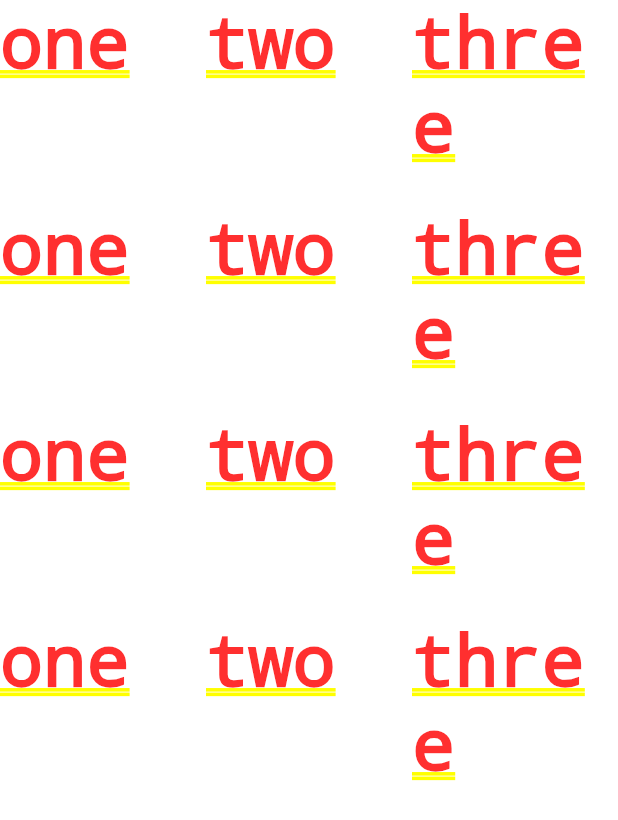
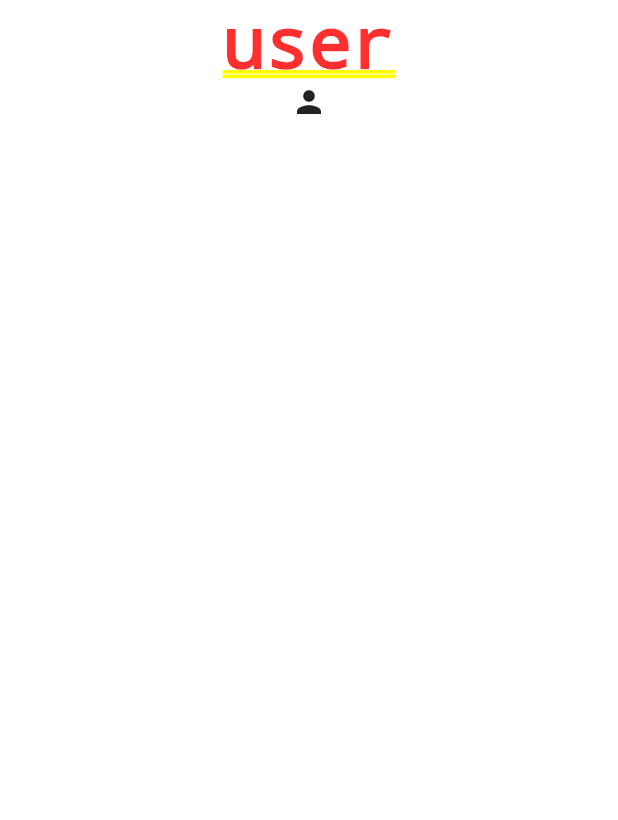
Before and after one commit to Skyproject12/ExerciseFlutter-EcommerseFlutter, a Flutter app: the screen it shows after launch, on a phone screen of 412 x 824 dp. Shown: the top 820 px of the screen. Run offline on Flutter 3.47's test engine with Material 2 defaults, Android fonts, the phone set to English and light mode, and no system bars.

Commit message:
insert icon

```diff
--- a/lib/main.dart
+++ b/lib/main.dart
@@ -1,22 +1,20 @@
 import'package:flutter/material.dart';
-void main(){
+
+void main() {
   runApp(
-    new MaterialApp(
-      home: GridView.count(crossAxisCount: 3,
-        children: <Widget>[
-          Text('one'),
-          Text('two'),
-          Text('three'),
-          Text('one'),
-          Text('two'),
-          Text('three'),
-          Text('one'),
-          Text('two'),
-          Text('three'),
-          Text('one'),
-          Text('two'),
-          Text('three'),
-        ],)
-    )
+      MaterialApp(
+        // mendefinisikan home
+          home: Container(
+            color: Colors.white,
+              child: Column(
+                children:<Widget>[
+                  // insert text
+                  Text('user'),
+                  // insert icon
+                  Icon(Icons.person),
+                ]
+              )
+          )
+      )
   );
 }
```
